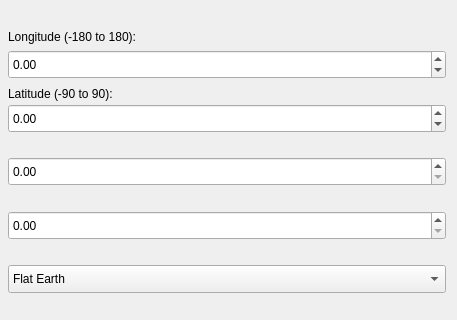
This is mainwindow.ui in kiraDegu/GoogleEarthTreeCalculator-Software as Qt 5 draws it before an edit; both pictures show x 0 to 457 and y 0 to 320 of the 457 by 556 pixel window. The edited form follows.
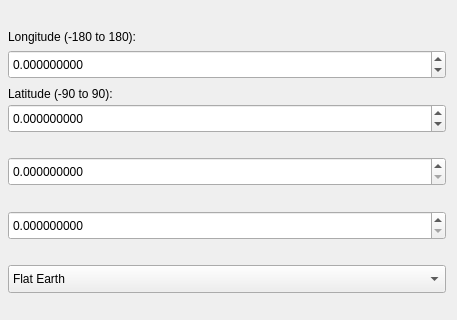
This is the edited form.

Commit message: Print Path

Diff of the .ui file:
```diff
--- a/mainwindow.ui
+++ b/mainwindow.ui
@@ -103,6 +103,9 @@
          <height>29</height>
         </rect>
        </property>
+       <property name="decimals">
+        <number>9</number>
+       </property>
        <property name="minimum">
         <double>-180.000000000000000</double>
        </property>
@@ -142,6 +145,9 @@
          <height>29</height>
         </rect>
        </property>
+       <property name="decimals">
+        <number>9</number>
+       </property>
        <property name="minimum">
         <double>-90.000000000000000</double>
        </property>
@@ -168,6 +174,9 @@
          <height>29</height>
         </rect>
        </property>
+       <property name="decimals">
+        <number>9</number>
+       </property>
        <property name="maximum">
         <double>360.000000000000000</double>
        </property>
@@ -191,6 +200,9 @@
          <height>29</height>
         </rect>
        </property>
+       <property name="decimals">
+        <number>9</number>
+       </property>
        <property name="maximum">
         <double>10000.000000000000000</double>
        </property>
```
Left out of the diff: 3 changed lines with no effect on the pictures. The commit also changes 2 other files.
